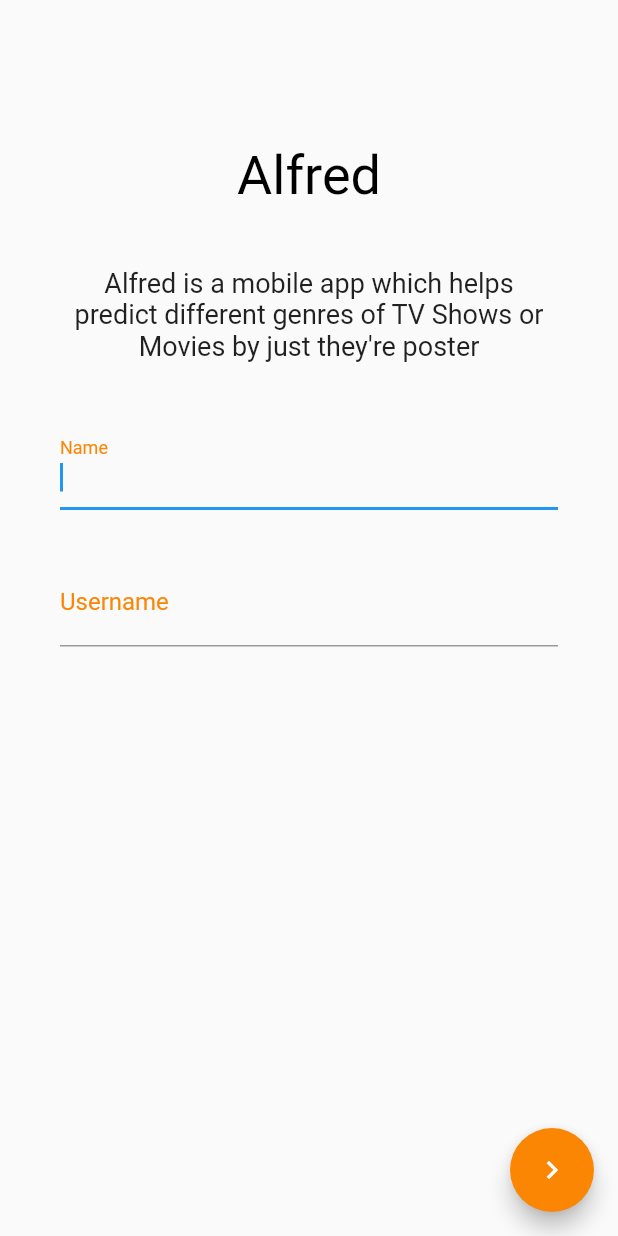
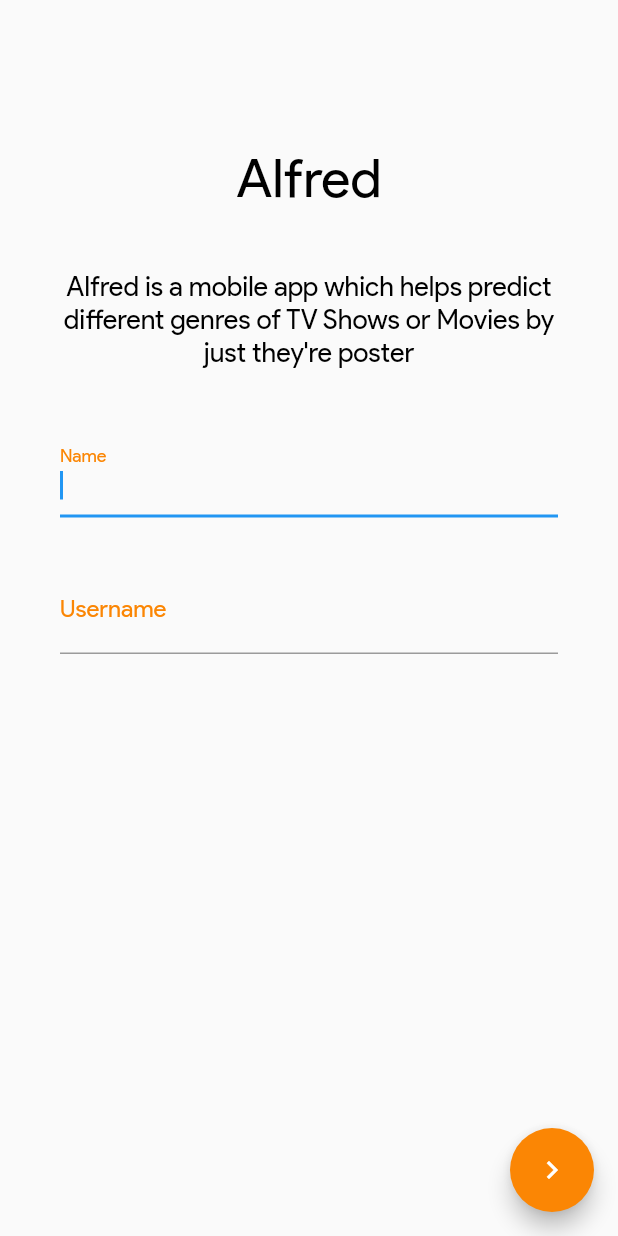
Before and after one commit to dewanshrawat15/Alfred, a Flutter app: the screen it shows after launch, on a phone screen of 412 x 824 dp. Run offline on Flutter 3.47's test engine with Material 2 defaults, Android fonts, the phone set to English and light mode, and no system bars; our stand-ins replace sqflite; accounts and stored records are empty.

Commit message:
Added font files, removed tflite
Font files have been added. Tried working with tflite, but for starters let's deploy the model on a Django app and let's see how that pans out

```diff
--- a/lib/login.dart
+++ b/lib/login.dart
@@ -2,7 +2,6 @@ import 'package:flutter/material.dart';
 import 'package:path/path.dart';
 import 'package:sqflite/sqflite.dart';
 
-import 'main.dart';
 import 'accounts.dart';
 import 'home.dart';
 
@@ -60,6 +59,7 @@ class LoginState extends State<Login>{
                 style: TextStyle(
                   color: Colors.black,
                   fontSize: 36,
+                  fontFamily: "Google Sans"
                 ),
               ),
               SizedBox(
@@ -72,7 +72,9 @@ class LoginState extends State<Login>{
                 child: Text(
                   "Alfred is a mobile app which helps predict different genres of TV Shows or Movies by just they're poster",
                   style: TextStyle(
-                    fontSize: 18
+                    fontSize: 18,
+                    color: Colors.black,
+                    fontFamily: "Google Sans"
                   ),
                   textAlign: TextAlign.center,
                 ),
@@ -100,7 +102,8 @@ class LoginState extends State<Login>{
                       decoration: InputDecoration(
                         labelText: 'Name',
                         labelStyle: TextStyle(
-                          color: theme
+                          color: theme,
+                          fontFamily: "Google Sans"
                         )
                       ),
                       controller: nameController,
@@ -120,7 +123,8 @@ class LoginState extends State<Login>{
                       decoration: InputDecoration(
                         labelText: 'Username',
                         labelStyle: TextStyle(
-                          color: theme
+                          color: theme,
+                          fontFamily: "Google Sans"
                         )
                       ),
                       controller: usernameController,
--- a/pubspec.yaml
+++ b/pubspec.yaml
@@ -18,3 +18,7 @@ dev_dependencies:
 
 flutter:
   uses-material-design: true
+  fonts:
+    - family: Google Sans
+      fonts:
+        - asset: assets/fonts/GoogleSans.ttf
```
Also changed, not shown: assets/fonts/GoogleSans.ttf (added).
